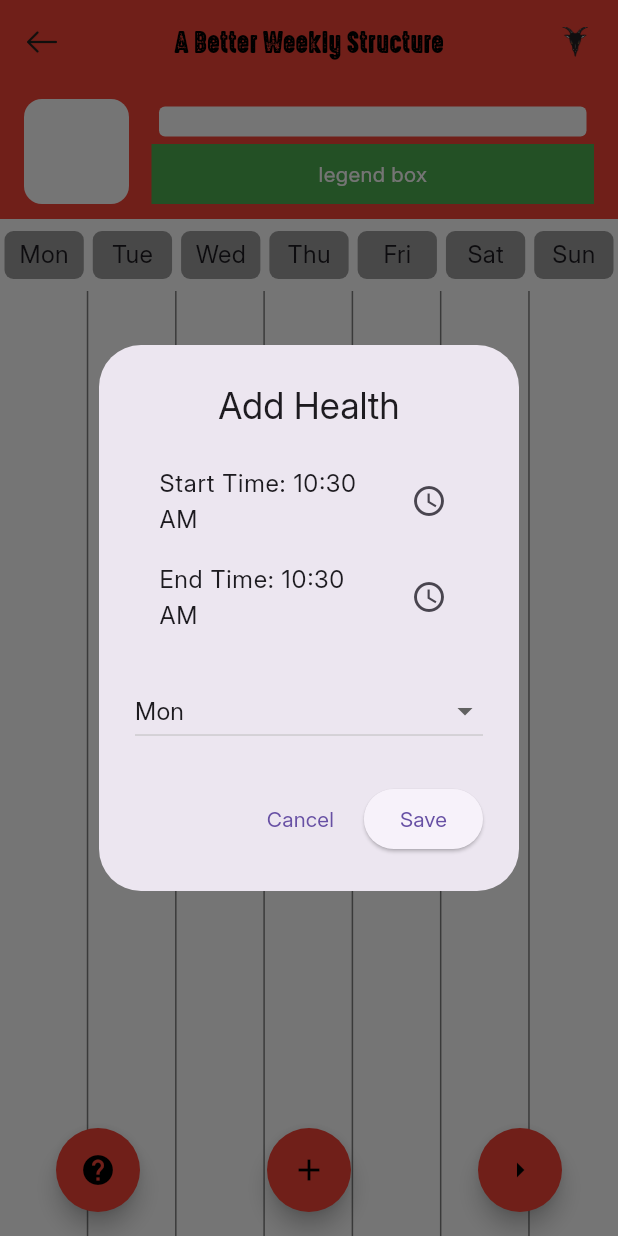
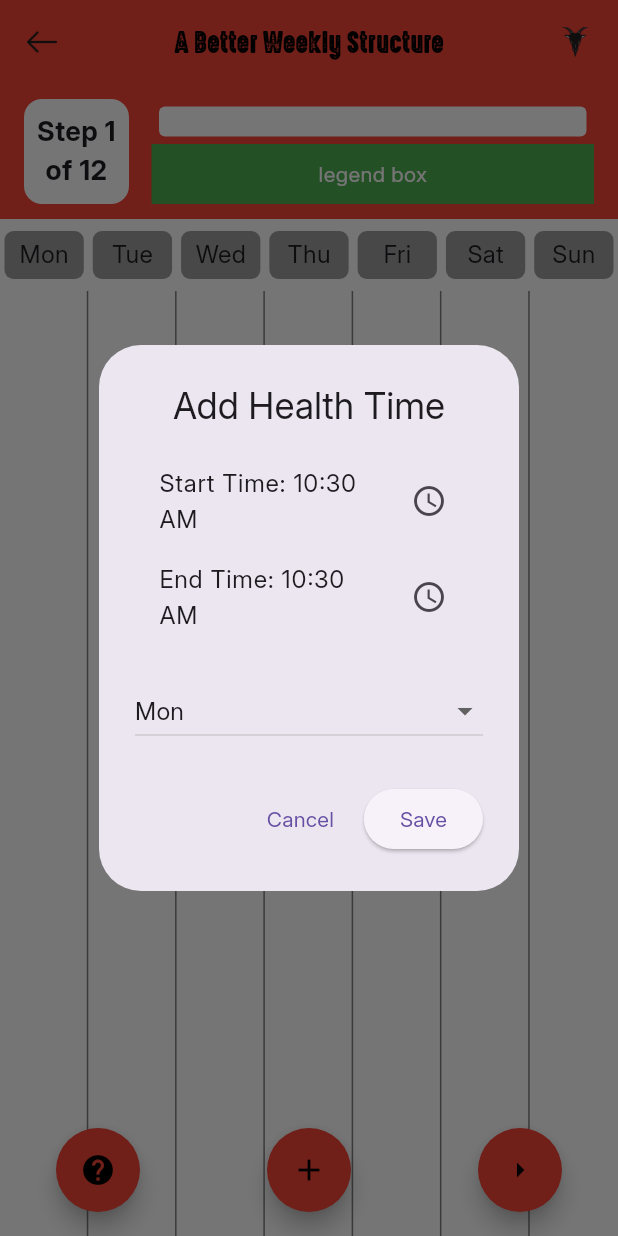
Before and after one commit to danieltsam/goat_tradie_poc, a Flutter app: the ScheduleHomePage screen opened directly, after a tap on the "add" icon, on a phone screen of 412 x 824 dp. Run offline on Flutter 3.47's test engine with Material 3 defaults, Android fonts, the phone set to English and light mode, and no system bars.

Commit message:
feat: Implemented step count, and changed a grammer to be more consistent
Removed time from all categories, added it to event adder instead

```diff
--- a/abws_poc/lib/Event/event_model.dart
+++ b/abws_poc/lib/Event/event_model.dart
@@ -17,11 +17,11 @@ class EventType {
 /// This list defines the order of steps for the user's weekly structure setup.
 const List<EventType> eventTypes = [
   EventType('Health', Color(0xFF8A9A86)), // Earthy Green
-  EventType('Friends Time', Color(0xFFB5A1E2)), // Lavender
+  EventType('Friends', Color(0xFFB5A1E2)), // Lavender
   EventType('Spiritual', Color(0xFF5C5292)), // Medium Violet/ Indigo
   EventType('Cultural', Color(0xFFFFB347)), // Awakening Gold
-  EventType('Family Time', Color(0xFFF3A78D)), // Come together Warm Peach
-  EventType('Personal Time', Color(0xFF2C7A7B)), // Connection Teal
+  EventType('Family', Color(0xFFF3A78D)), // Come together Warm Peach
+  EventType('Personal', Color(0xFF2C7A7B)), // Connection Teal
   EventType('Community', Color(0xFF007AFF)), // Bright blue
   EventType('Travel', Color(0xFFFFD166)), // Yellow
   EventType('Admin', Color(0xFF8E8E93)), // Mid Grey
--- a/abws_poc/lib/Event/event_widget.dart
+++ b/abws_poc/lib/Event/event_widget.dart
@@ -6,6 +6,7 @@ class EventWidget extends StatelessWidget {
     super.key,
     required this.model,
     required this.heightPerHour,
+  });
 
   final EventModel model; //The data model for this widget
   final double heightPerHour; //The calculated height this widget will be so it is proportional to the height of the day.
--- a/abws_poc/lib/Schedule/schedulehome.dart
+++ b/abws_poc/lib/Schedule/schedulehome.dart
@@ -146,7 +146,7 @@ Future<EventModel?> _showAddSchedule(
         builder: (context, setState) {
           return AlertDialog(
             title: Text(
-              "Add ${eventTypes[currentStep].name}",
+              "Add ${eventTypes[currentStep].name} Time",
               textAlign: TextAlign.center,
             ),
             content: Column(
@@ -333,6 +333,9 @@ class _ScheduleHomePageState
                     color: Colors.white,
                     borderRadius: BorderRadius.circular(12.0),
                   ),
+                  child: Center(child: Text('Step ${_stepTracker+1} of 12',
+                  textAlign: TextAlign.center,
+                  style: TextStyle(fontSize: 18, fontWeight: FontWeight.bold)))
                 ),
               ),
 
```
